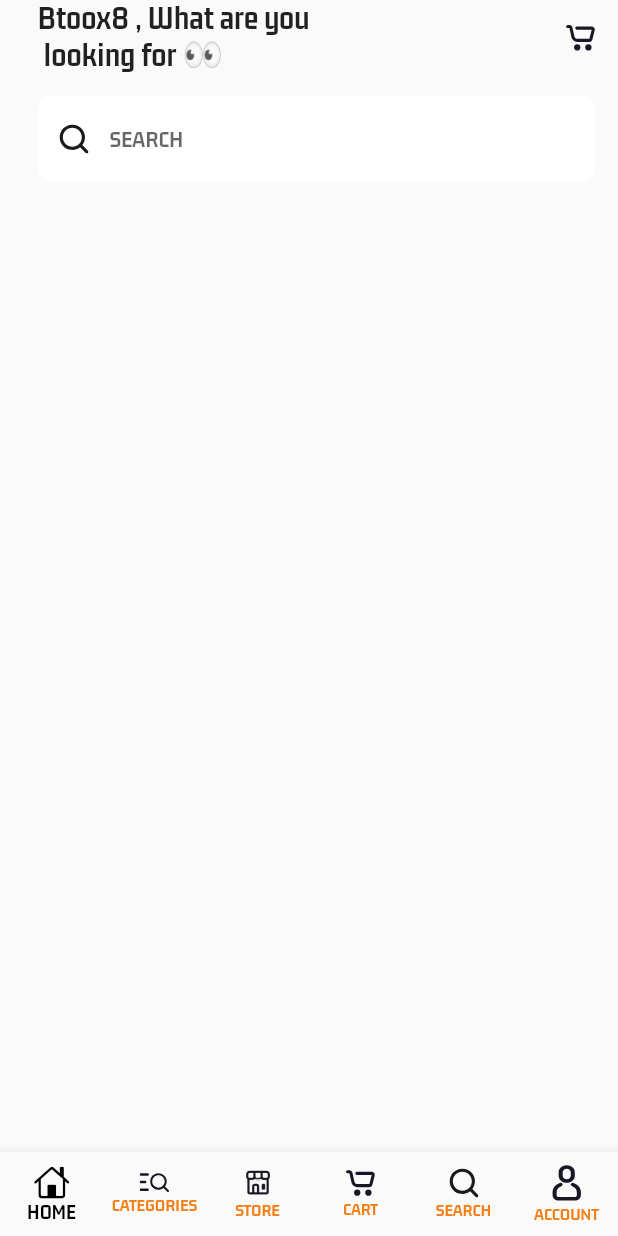
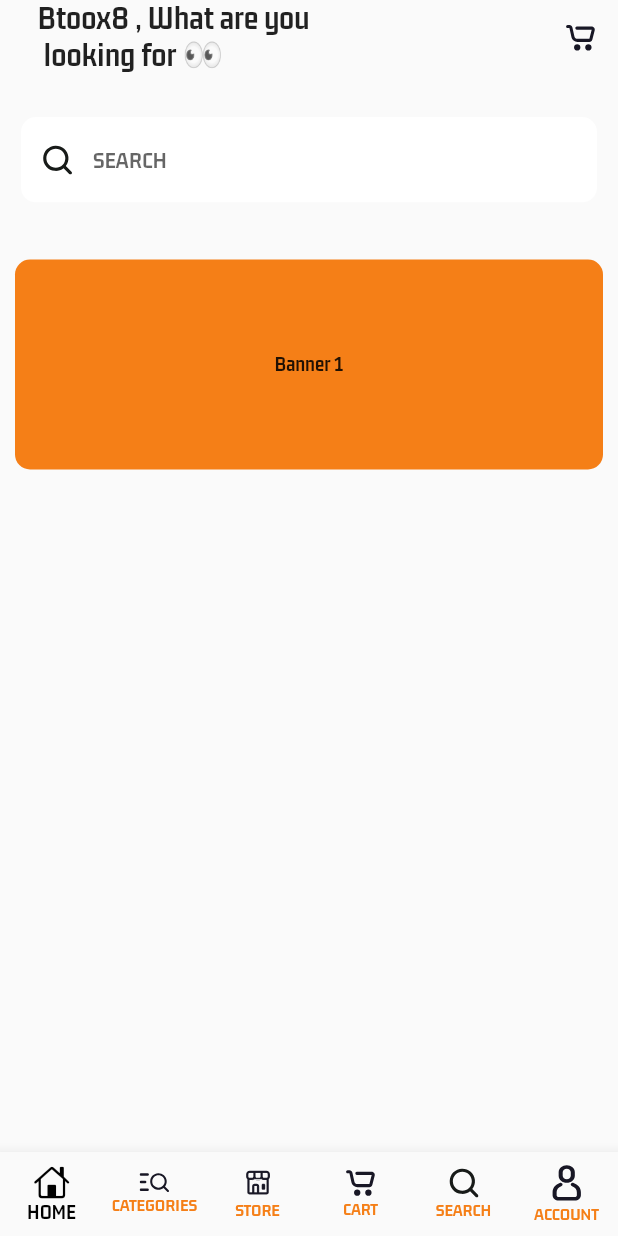
Before and after one commit to MohamedAhmedSD/multi_vendor, a Flutter app: the screen it shows after launch, on a phone screen of 412 x 824 dp. Run offline on Flutter 3.47's test engine with Material 2 defaults, Android fonts, the phone set to English and light mode, and no system bars; our stand-ins replace firebase_core, flutter_svg; accounts and stored records are empty.

Commit message:
banner and welcome text widget

```diff
--- a/lib/core/constants.dart
+++ b/lib/core/constants.dart
@@ -11,6 +11,8 @@ class AppImages {
 }
 
 class AppText {
+  // welcome text
+  static const String welcome_text = "Btoox8 , What are you\n looking for 👀";
   // bottom_navigation
   static const String account_text = "ACCOUNT";
   static const String cart_text = "CART";
@@ -26,4 +28,5 @@ class AppColors {
   static Color selectedItemColor = Colors.black;
   static Color unSelectedItemColor = Colors.yellow.shade900;
   static Color searchInputColor = Colors.white;
+  static Color bannerColor = Colors.yellow.shade900;
 }
--- a/lib/main.dart
+++ b/lib/main.dart
@@ -4,7 +4,7 @@ import 'package:multi_vendor/views/buyers/main_screen.dart';
 import 'package:firebase_core/firebase_core.dart';
 import 'firebase_options.dart';
 
-//! [5,6] firebase
+//! [5,6] firebase => change minsdk => 21 && remove new from => GradleException
 //* go to analysis_options => comment both include && linter
 //* we can get our fonts from => fonts.google.com our any fonts website
 //? we can use svg instead icons
--- a/lib/views/buyers/nav_screens/home_screen.dart
+++ b/lib/views/buyers/nav_screens/home_screen.dart
@@ -1,8 +1,7 @@
 import 'package:flutter/material.dart';
-import 'package:flutter_svg/svg.dart';
+import 'package:multi_vendor/views/widgets/banner_widget.dart';
 import 'package:multi_vendor/views/widgets/search_input.dart';
-
-import '../../../core/constants.dart';
+import 'package:multi_vendor/views/widgets/welcome_text.dart';
 
 //? text + cart
 //* we need cart items on vertical plane, so wrap row under column
@@ -13,40 +12,20 @@ class HomeScreen extends StatelessWidget {
   @override
   Widget build(BuildContext context) {
     return Scaffold(
-      body: Padding(
-        //! how we use MQ to make responsive padding
-        padding: EdgeInsets.only(
-            //? top: MediaQuery.of(context).padding.top,
-            top: MediaQuery.of(context).padding.top,
-            left: 25,
-            right: 15),
-        child: Column(
+      body: Column(
         children: [
-            Row(
-              mainAxisAlignment: MainAxisAlignment.spaceBetween,
-              children: [
-                //! add emojii, copy and paste
-                //? https://emojipedia.org/
-                Text(
-                  "Btoox8 , What are you\n looking for 👀",
-                  style: TextStyle(
-                    fontSize: 22,
-                    fontWeight: FontWeight.bold,
-                  ),
-                ),
-                SvgPicture.asset(
-                  AppImages.cart,
-                  width: 20,
-                ),
-              ],
-            ),
+          WelcomeText(),
+
           SizedBox(
             height: 14,
           ),
           //! add Search bar
           SearchInputWidget(),
+          SizedBox(
+            height: 14,
+          ),
+          BannerWidget(),
         ],
-        ),
       ),
     );
   }
--- /dev/null
+++ b/lib/views/widgets/banner_widget.dart
@@ -0,0 +1,37 @@
+import 'package:flutter/material.dart';
+import 'package:multi_vendor/core/constants.dart';
+
+class BannerWidget extends StatelessWidget {
+  const BannerWidget({super.key});
+
+  @override
+  Widget build(BuildContext context) {
+    return Padding(
+      padding: const EdgeInsets.all(10.0),
+      child: Container(
+        height: 140,
+        //! take all possible width with MQ
+        // width: MediaQuery.of(context).size.width - 40, //? -40
+        //! our use double.infinty with wrap container under padding
+        width: double.infinity,
+        decoration: BoxDecoration(
+          color: AppColors.bannerColor,
+          borderRadius: BorderRadius.circular(10),
+        ),
+        child: PageView(
+          children: [
+            Center(
+              child: Text("Banner 1"),
+            ),
+            Center(
+              child: Text("Banner 2"),
+            ),
+            Center(
+              child: Text("Banner 3"),
+            ),
+          ],
+        ),
+      ),
+    );
+  }
+}
--- a/lib/views/widgets/search_input.dart
+++ b/lib/views/widgets/search_input.dart
@@ -7,7 +7,9 @@ class SearchInputWidget extends StatelessWidget {
 
   @override
   Widget build(BuildContext context) {
-    return ClipRRect(
+    return Padding(
+      padding: const EdgeInsets.all(14.0),
+      child: ClipRRect(
         borderRadius: BorderRadius.circular(10),
         child: TextField(
           decoration: InputDecoration(
@@ -25,6 +27,7 @@ class SearchInputWidget extends StatelessWidget {
             ),
           ),
         ),
+      ),
     );
   }
 }
--- /dev/null
+++ b/lib/views/widgets/welcome_text.dart
@@ -0,0 +1,39 @@
+import 'package:flutter/material.dart';
+import 'package:flutter_svg/svg.dart';
+
+import '../../core/constants.dart';
+
+class WelcomeText extends StatelessWidget {
+  const WelcomeText({super.key});
+
+  @override
+  Widget build(BuildContext context) {
+    return Padding(
+        //! how we use MQ to make responsive padding
+        padding: EdgeInsets.only(
+            //? top: MediaQuery.of(context).padding.top,
+            top: MediaQuery.of(context).padding.top,
+            left: 25,
+            right: 15),
+        child:  Row(
+        mainAxisAlignment: MainAxisAlignment.spaceBetween,
+        children: [
+          //! add emojii, copy and paste
+          //? https://emojipedia.org/
+          Text(
+            // "Btoox8 , What are you\n looking for 👀",
+            AppText.welcome_text,
+            style: TextStyle(
+              fontSize: 22,
+              fontWeight: FontWeight.bold,
+            ),
+          ),
+          SvgPicture.asset(
+            AppImages.cart,
+            width: 20,
+          ),
+        ],
+      ),
+    );
+  }
+}
```
Also changed, not shown: 2 other files. Lines whose indentation alone changed are shown as unchanged.
